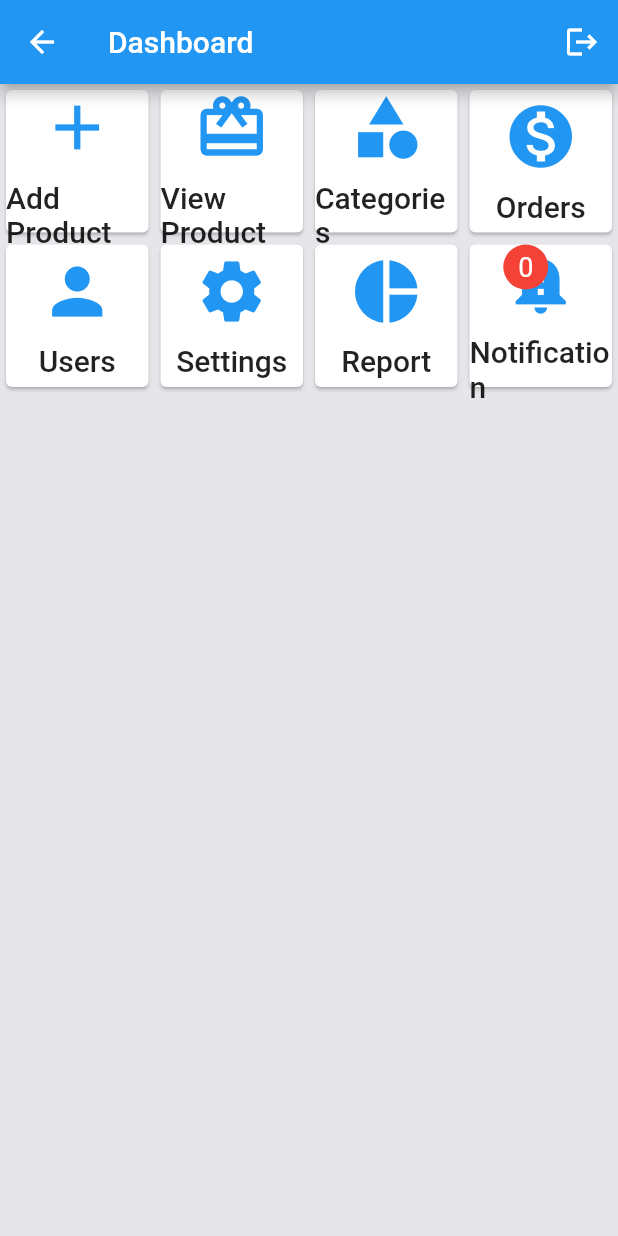
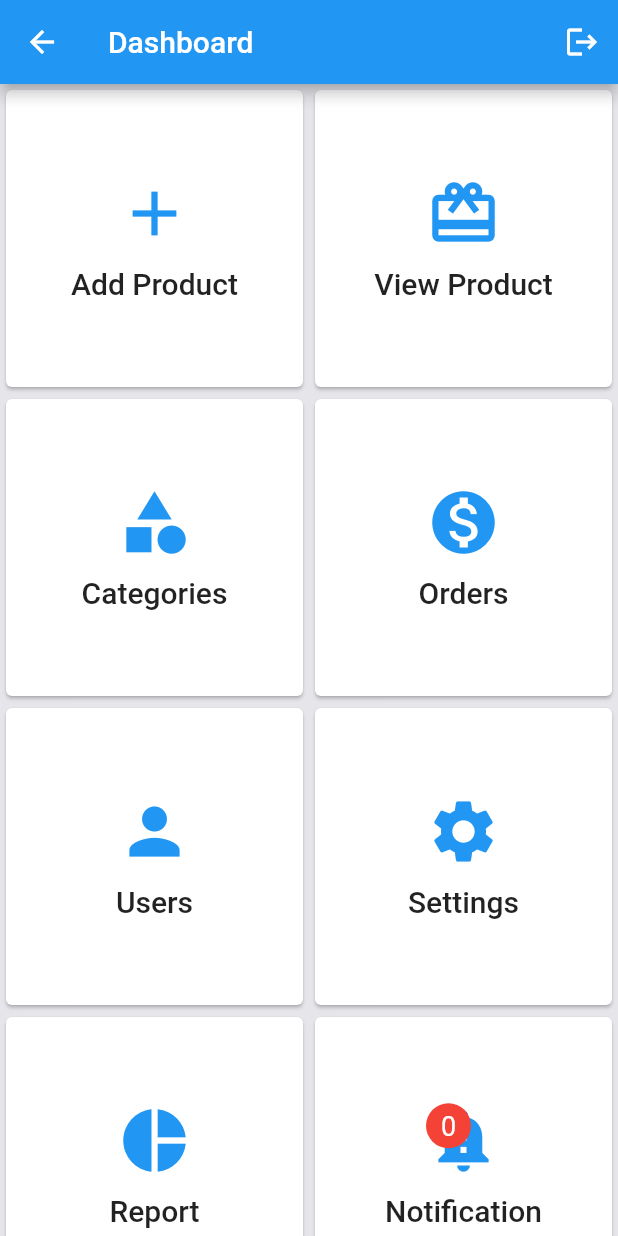
Before and after one commit to zahid2873/Ecommerce_app, a Flutter app: the DashboardPage screen opened by its route, on a phone screen of 412 x 824 dp. Run offline on Flutter 3.47's test engine with Material 2 defaults, Android fonts, the phone set to English and light mode, and no system bars; our stand-ins replace cached_network_image, cloud_firestore, connectivity_plus, firebase_auth, firebase_core, firebase_storage and 2 more; accounts and stored records are empty.

Commit message:
add categories commit

```diff
--- a/lib/pages/category_page.dart
+++ b/lib/pages/category_page.dart
@@ -11,6 +11,9 @@ class CategoryPage extends StatelessWidget {
   @override
   Widget build(BuildContext context) {
     return Scaffold(
+      appBar: AppBar(
+        title: const Text("Categories"),
+      ),
       floatingActionButton: FloatingActionButton(
         onPressed: () {
           showSingleTextInputDialog(
@@ -18,7 +21,7 @@ class CategoryPage extends StatelessWidget {
               title: 'Category',
               positiveButtonText: 'ADD',
               onSubmit: (value) {
-
+                Provider.of<ProductProvider>(context, listen: false).addNewCategory(value);
               }
           );
         },
--- a/lib/pages/dashboard_page.dart
+++ b/lib/pages/dashboard_page.dart
@@ -59,7 +59,7 @@ class _DashboardPageState extends State<DashboardPage> {
       ),
       body: GridView.builder(
         gridDelegate: const SliverGridDelegateWithFixedCrossAxisCount(
-          crossAxisCount: 4,
+          crossAxisCount: 2,
           //childAspectRatio: 1.0,
         ),
         itemCount: dashboardModelList.length,
--- a/lib/providers/product_provider.dart
+++ b/lib/providers/product_provider.dart
@@ -12,6 +12,11 @@ class ProductProvider extends ChangeNotifier {
   List<CategoryModel> categoryList = [];
   List<ProductModel> productList = [];
   List<PurchaseModel> purchaseList = [];
+
+  Future<void> addNewCategory(String category) {
+    final categoryModel = CategoryModel(categoryName: category);
+    return DbHelper.addCategory(categoryModel);
+  }
 
 /*Future<void> addNewCategory(String category) {
     final categoryModel = CategoryModel(categoryName: category);
```
Also changed, not shown: lib/db/db_helper.dart (+7 -1 lines).
